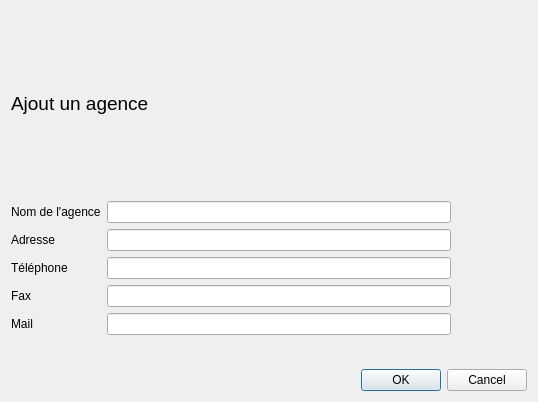
Above: CODE/dialogagence.ui from dervieuxC/gestionDemenagementCorrige before the change. Below: the same form after it.
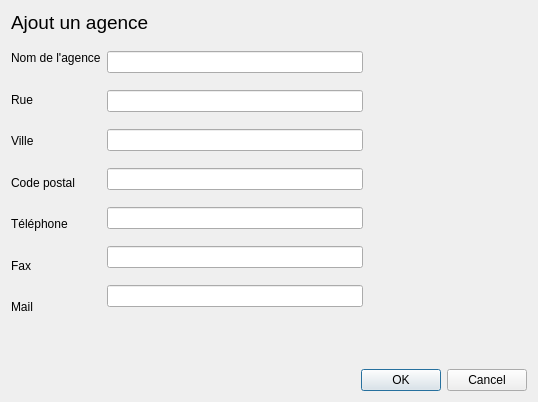
That is the form after the change.

```diff
--- a/CODE/dialogagence.ui
+++ b/CODE/dialogagence.ui
@@ -13,16 +13,14 @@
   <property name="windowTitle">
    <string>Dialog</string>
   </property>
-  <layout class="QVBoxLayout" name="verticalLayout_7">
-   <item>
     <layout class="QVBoxLayout" name="verticalLayout_6">
      <item>
       <layout class="QVBoxLayout" name="verticalLayout_5">
        <item>
-        <layout class="QHBoxLayout" name="horizontalLayout_3">
-         <item>
           <layout class="QVBoxLayout" name="verticalLayout_4">
            <item>
+        <layout class="QHBoxLayout" name="horizontalLayout_5">
+         <item>
             <layout class="QVBoxLayout" name="verticalLayout_3">
              <item>
               <layout class="QHBoxLayout" name="horizontalLayout_2">
@@ -54,6 +52,8 @@
               </layout>
              </item>
              <item>
+            <layout class="QHBoxLayout" name="horizontalLayout_4">
+             <item>
               <layout class="QHBoxLayout" name="horizontalLayout">
                <item>
                 <layout class="QVBoxLayout" name="verticalLayout">
@@ -67,7 +67,21 @@
                  <item>
                   <widget class="QLabel" name="labelAdresseAgence">
                    <property name="text">
-                    <string>Adresse</string>
+                    <string>Rue</string>
+                   </property>
+                  </widget>
+                 </item>
+                 <item>
+                  <widget class="QLabel" name="labelVilleAgence">
+                   <property name="text">
+                    <string>Ville</string>
+                   </property>
+                  </widget>
+                 </item>
+                 <item>
+                  <widget class="QLabel" name="labelCPAgence">
+                   <property name="text">
+                    <string>Code postal</string>
                    </property>
                   </widget>
                  </item>
@@ -100,7 +114,13 @@
                   <widget class="QLineEdit" name="lineEditNomAgence"/>
                  </item>
                  <item>
-                  <widget class="QLineEdit" name="lineEditAdresseAgence"/>
+                  <widget class="QLineEdit" name="lineEditRueAgence"/>
+                 </item>
+                 <item>
+                  <widget class="QLineEdit" name="lineEditVilleAgence"/>
+                 </item>
+                 <item>
+                  <widget class="QLineEdit" name="lineEditCPAgence"/>
                  </item>
                  <item>
                   <widget class="QLineEdit" name="lineEditTelAgence"/>
@@ -115,23 +135,8 @@
                </item>
               </layout>
              </item>
-            </layout>
-           </item>
            <item>
-            <spacer name="horizontalSpacer_2">
-             <property name="orientation">
-              <enum>Qt::Horizontal</enum>
-             </property>
-             <property name="sizeHint" stdset="0">
-              <size>
-               <width>358</width>
-               <height>28</height>
-              </size>
-             </property>
-            </spacer>
-           </item>
-          </layout>
-         </item>
+              <layout class="QHBoxLayout" name="horizontalLayout_3">
          <item>
           <spacer name="verticalSpacer">
            <property name="orientation">
@@ -162,6 +167,38 @@
        </item>
       </layout>
      </item>
+          </layout>
+         </item>
+         <item>
+          <spacer name="verticalSpacer_3">
+           <property name="orientation">
+            <enum>Qt::Vertical</enum>
+           </property>
+           <property name="sizeHint" stdset="0">
+            <size>
+             <width>88</width>
+             <height>248</height>
+            </size>
+           </property>
+          </spacer>
+         </item>
+        </layout>
+       </item>
+       <item>
+        <spacer name="horizontalSpacer_2">
+         <property name="orientation">
+          <enum>Qt::Horizontal</enum>
+         </property>
+         <property name="sizeHint" stdset="0">
+          <size>
+           <width>438</width>
+           <height>38</height>
+          </size>
+         </property>
+        </spacer>
+       </item>
+      </layout>
+     </item>
      <item>
       <widget class="QDialogButtonBox" name="buttonBox">
        <property name="orientation">
```
Left out of the diff: 7 changed lines with no effect on the pictures. Lines whose indentation alone changed are shown as unchanged.
